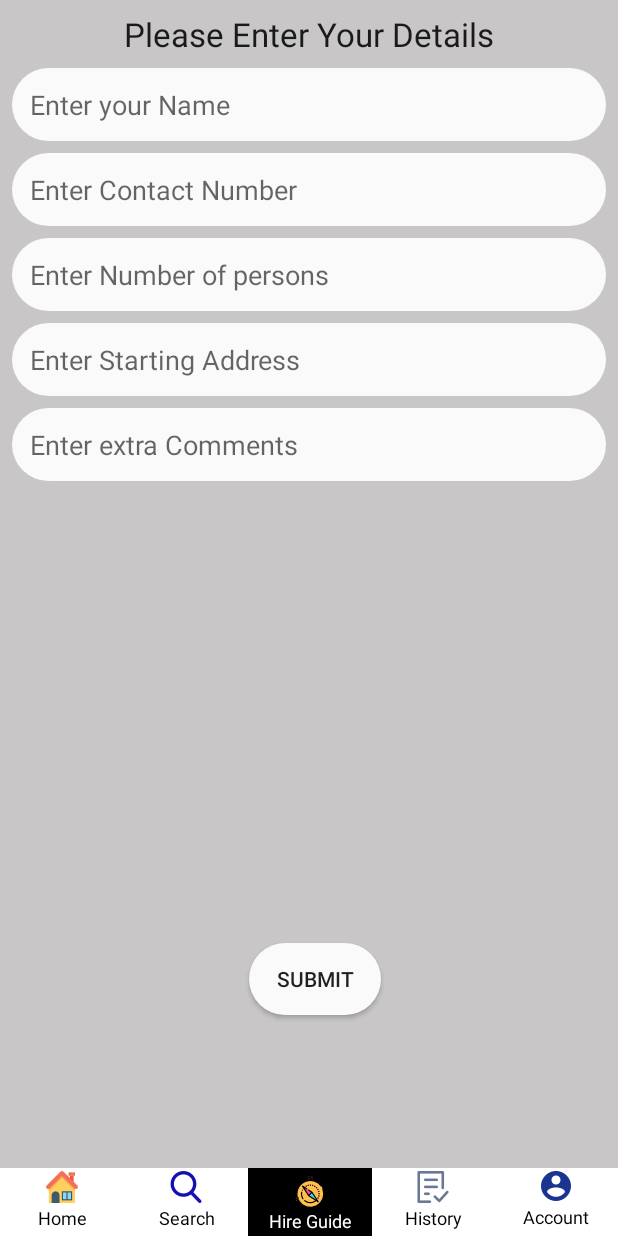
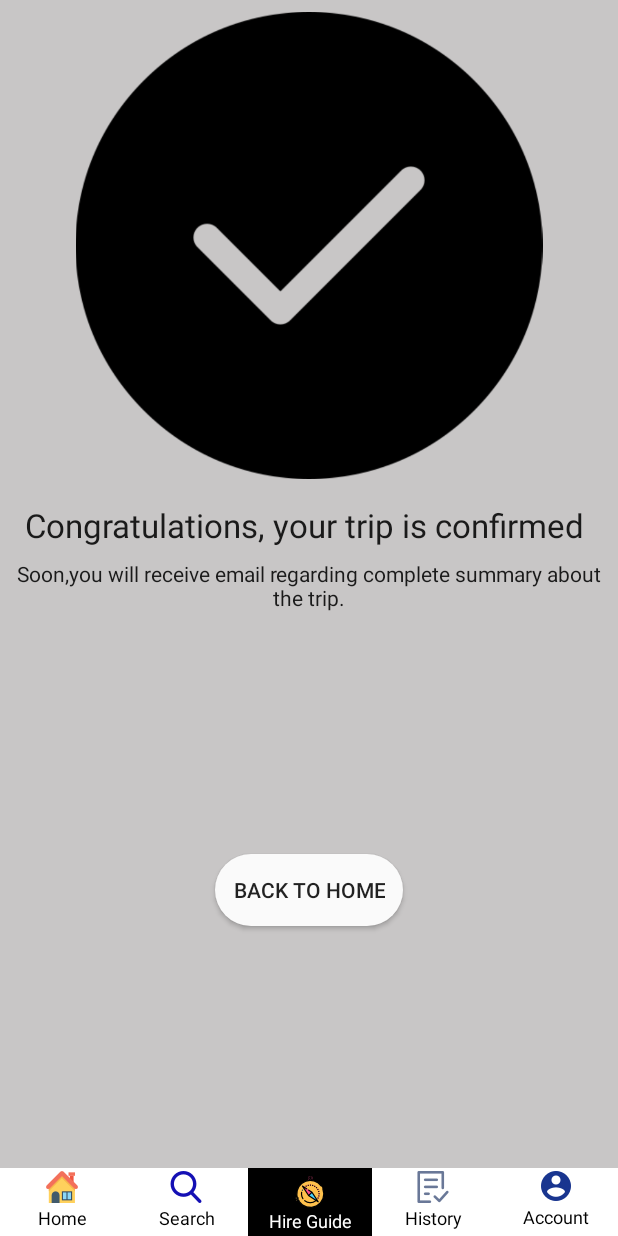
Before and after one commit to davemaharshi7/TravelBuddy, an Android app: the FillUserDetailsActivity screen opened directly, with no data from a screen before it, after a tap on "SUBMIT", on a phone screen of 412 x 824 dp. Run offline under Robolectric (Android 15) with nearby library versions, the phone set to English and light mode, and no system bars; our stand-ins replace Firebase (no records; nobody signed in at launch, a user with empty details on screens opened directly); 9 statements that could not run were skipped.

Commit message:
Email sending configured
Email sending completed

```diff
--- a/TravelGuide/app/build.gradle
+++ b/TravelGuide/app/build.gradle
@@ -29,6 +29,7 @@ dependencies {
     testImplementation 'junit:junit:4.12'
     androidTestImplementation 'com.android.support.test:runner:1.0.2'
     androidTestImplementation 'com.android.support.test.espresso:espresso-core:3.0.2'
+    implementation 'com.google.firebase:firebase-functions:16.3.0'
     implementation 'com.google.firebase:firebase-firestore:18.0.1'
     implementation 'com.google.firebase:firebase-auth:16.1.0'
     implementation 'com.google.firebase:firebase-core:16.0.6'
--- /dev/null
+++ b/TravelGuide/app/src/main/java/com/travelbuddy/travelguideapp/Activities/ConfirmActivity.java
@@ -0,0 +1,89 @@
+package com.travelbuddy.travelguideapp.Activities;
+
+import android.content.Intent;
+import android.support.annotation.NonNull;
+import android.support.constraint.ConstraintLayout;
+import android.support.v7.app.AppCompatActivity;
+import android.os.Bundle;
+import android.util.Log;
+import android.view.View;
+import android.widget.Button;
+import android.widget.EditText;
+import android.widget.RadioButton;
+import android.widget.RadioGroup;
+import android.widget.Toast;
+
+import com.google.android.gms.tasks.Continuation;
+import com.google.android.gms.tasks.OnCompleteListener;
+import com.google.android.gms.tasks.OnFailureListener;
+import com.google.android.gms.tasks.Task;
+import com.google.firebase.functions.FirebaseFunctions;
+import com.google.firebase.functions.HttpsCallableResult;
+import com.travelbuddy.travelguideapp.R;
+
+import java.util.HashMap;
+import java.util.Map;
+
+public class ConfirmActivity extends BaseActivity {
+    private FirebaseFunctions mFunctions;
+    ConstraintLayout dynamicContent,bottonNavBar;
+    private Button home;
+    @Override
+    protected void onCreate(Bundle savedInstanceState) {
+        super.onCreate(savedInstanceState);
+//        setContentView(R.layout.activity_confirm);
+        dynamicContent = (ConstraintLayout)  findViewById(R.id.dynamicContent);
+        bottonNavBar= (ConstraintLayout) findViewById(R.id.bottonNavBar);
+        View wizard = getLayoutInflater().inflate(R.layout.activity_confirm, dynamicContent);
+
+        RadioGroup rg=(RadioGroup)findViewById(R.id.radioGroup1);
+        RadioButton rb=(RadioButton)findViewById(R.id.hire_nav);
+        rb.setBackgroundColor(getResources().getColor(R.color.colorAccent));
+        rb.setTextColor(getResources().getColor(R.color.white));
+        home = findViewById(R.id.homeBtn);
+
+        Intent intent = getIntent();
+        String emailUser = intent.getStringExtra("emailUser");
+        String user_name= intent.getStringExtra("username");
+        String no_persons = intent.getStringExtra("persons");
+        String contact = intent.getStringExtra("contact");
+
+        mFunctions = FirebaseFunctions.getInstance();
+//        mFunctions.getHttpsCallable("")
+        addMessage(emailUser, user_name, no_persons, contact).addOnFailureListener(new OnFailureListener() {
+            @Override
+            public void onFailure(@NonNull Exception e) {
+                Log.d("DD","FAILED");
+            }
+        }).addOnCompleteListener(new OnCompleteListener() {
+            @Override
+            public void onComplete(@NonNull Task task) {
+                Toast.makeText(getApplicationContext(),"MAIL SEND",Toast.LENGTH_SHORT).show();
+            }
+        });
+
+        home.setOnClickListener(new View.OnClickListener() {
+            @Override
+            public void onClick(View v) {
+                Intent i = new Intent(getApplicationContext(),HomeActivity.class);
+                startActivity(i);
+                finish();
+            }
+        });
+
+    }
+    private Task addMessage(String emailUser,String user_name,String no_persons,String contact) {
+        // Create the arguments to the callable function.
+        Map<String, Object> data = new HashMap<>();
+        data.put("emailUser", emailUser);
+        data.put("username", user_name);
+        data.put("persons", no_persons);
+        data.put("contact", contact);
+        data.put("push", true);
+
+        return mFunctions
+                .getHttpsCallable("sendEmailToUser")
+                .call(data);
+    }
+
+}
--- a/TravelGuide/app/src/main/java/com/travelbuddy/travelguideapp/Activities/FillUserDetailsActivity.java
+++ b/TravelGuide/app/src/main/java/com/travelbuddy/travelguideapp/Activities/FillUserDetailsActivity.java
@@ -3,6 +3,7 @@ package com.travelbuddy.travelguideapp.Activities;
 import android.content.Context;
 import android.content.Intent;
 import android.content.SharedPreferences;
+import android.support.annotation.NonNull;
 import android.support.constraint.ConstraintLayout;
 import android.os.Bundle;
 import android.text.TextUtils;
@@ -10,13 +11,20 @@ import android.util.Log;
 import android.view.View;
 import android.widget.Button;
 import android.widget.EditText;
+import android.widget.ProgressBar;
 import android.widget.RadioButton;
 import android.widget.RadioGroup;
 import android.widget.Toast;
 
+import com.google.android.gms.tasks.OnCompleteListener;
+import com.google.android.gms.tasks.OnFailureListener;
+import com.google.android.gms.tasks.Task;
+import com.google.firebase.auth.FirebaseAuth;
+import com.google.firebase.auth.FirebaseUser;
 import com.google.firebase.firestore.DocumentReference;
 import com.google.firebase.firestore.FieldValue;
 import com.google.firebase.firestore.FirebaseFirestore;
+import com.google.firebase.functions.FirebaseFunctions;
 import com.travelbuddy.travelguideapp.Models.GuideDetails;
 import com.travelbuddy.travelguideapp.Models.HistoryDetails;
 import com.travelbuddy.travelguideapp.Models.Plan;
@@ -27,20 +35,24 @@ import java.util.Map;
 
 public class FillUserDetailsActivity extends BaseActivity {
     ConstraintLayout dynamicContent,bottonNavBar;
+    FirebaseFunctions mFunctions;
     SharedPreferences shared;
     EditText u_name;
     EditText u_contact;
     EditText u_address;
     EditText u_comments;
     EditText u_persons;
+    Button u_submit;
     String plan_id;
     String guide_id,uid;
     String user_name;
     Long contact;
     String address;
     String comments;
+    FirebaseUser currentFirebaseUser;
     Long persons;
     Button update_history;
+    private ProgressBar pg;
     FirebaseFirestore db=FirebaseFirestore.getInstance();
     public GuideDetails gd = new GuideDetails();
     public Plan pd = new Plan();
@@ -59,8 +71,11 @@ public class FillUserDetailsActivity extends BaseActivity {
         u_persons=findViewById(R.id.u_persons);
         u_address=findViewById(R.id.u_address);
         u_comments=findViewById(R.id.u_comments);
+        u_submit = findViewById(R.id.u_submit);
         u_contact=findViewById(R.id.u_contact);
+        pg = findViewById(R.id.progressBar3);
         update_history=(Button)findViewById(R.id.u_submit);
+        pg.setVisibility(View.INVISIBLE);
         shared = getSharedPreferences("Travel_Data",Context.MODE_PRIVATE);
         RadioGroup rg=(RadioGroup)findViewById(R.id.radioGroup1);
         RadioButton rb=(RadioButton)findViewById(R.id.hire_nav);
@@ -82,6 +97,8 @@ public class FillUserDetailsActivity extends BaseActivity {
         editor.commit();
 
         Log.d("MMMM",guide_id+"  "+plan_id);
+        mFunctions = FirebaseFunctions.getInstance();
+        currentFirebaseUser = FirebaseAuth.getInstance().getCurrentUser() ;
 
     }
 
@@ -89,6 +106,8 @@ public class FillUserDetailsActivity extends BaseActivity {
     public void UpdateHistory(View view)
     {
         //HistoryDetails hd;
+        u_submit.setVisibility(View.INVISIBLE);
+        pg.setVisibility(View.VISIBLE);
         user_name=u_name.getText().toString();
         contact= Long.parseLong(u_contact.getText().toString());
         address=u_address.getText().toString();
@@ -131,6 +150,31 @@ public class FillUserDetailsActivity extends BaseActivity {
 //            // [START_EXCLUDE]
 //        });
         db.collection("History").add(hd);
-        Toast.makeText(FillUserDetailsActivity.this,"Your trip is calculated",Toast.LENGTH_SHORT).show();
+        String email = currentFirebaseUser.getEmail();
+        Log.d("EMAIL",email);
+
+//        Toast.makeText(FillUserDetailsActivity.this,"Your trip is calculated",Toast.LENGTH_SHORT).show();
+        Intent intent = new Intent(getApplicationContext(),ConfirmActivity.class);
+        intent.putExtra("emailUser",email);
+        intent.putExtra("username",user_name);
+        intent.putExtra("persons",persons.toString());
+        intent.putExtra("contact",contact.toString());
+
+        startActivity(intent);
+        finish();
     }
+//    private Task addMessage(String emailUser,String user_name,String no_persons,String contact) {
+//        // Create the arguments to the callable function.
+//        Map<String, Object> data = new HashMap<>();
+//        data.put("emailUser", emailUser);
+//        data.put("username", user_name);
+//        data.put("persons", no_persons);
+//        data.put("contact", contact);
+//
+//        data.put("push", true);
+//
+//        return mFunctions
+//                .getHttpsCallable("sendEmailToUser")
+//                .call(data);
+//    }
 }
--- a/TravelGuide/app/src/main/java/com/travelbuddy/travelguideapp/Activities/SelectionLoginMethod.java
+++ b/TravelGuide/app/src/main/java/com/travelbuddy/travelguideapp/Activities/SelectionLoginMethod.java
@@ -51,7 +51,7 @@ public class SelectionLoginMethod extends AppCompatActivity {
         FirebaseUser user = mAuth.getCurrentUser();
         if(user != null){
             //user is already connected so we need to redirect to home page
-            Intent i = new Intent(getApplicationContext(),BaseActivity.class);
+            Intent i = new Intent(getApplicationContext(),HomeActivity.class);
             startActivity(i);
             finish();
             return;
--- /dev/null
+++ b/TravelGuide/app/src/main/res/layout/activity_confirm.xml
@@ -0,0 +1,72 @@
+<?xml version="1.0" encoding="utf-8"?>
+<android.support.constraint.ConstraintLayout xmlns:android="http://schemas.android.com/apk/res/android"
+    xmlns:app="http://schemas.android.com/apk/res-auto"
+    xmlns:tools="http://schemas.android.com/tools"
+    android:layout_width="match_parent"
+    android:layout_height="match_parent"
+    tools:context=".Activities.ConfirmActivity"
+    android:background="@color/colorBackground">
+
+    <android.support.constraint.Guideline
+        android:id="@+id/guideline14"
+        android:layout_width="wrap_content"
+        android:layout_height="wrap_content"
+        android:orientation="horizontal"
+        app:layout_constraintGuide_percent="0.42" />
+
+    <ImageView
+        android:id="@+id/imageView6"
+        android:layout_width="0dp"
+        android:layout_height="0dp"
+        android:layout_marginStart="8dp"
+        android:layout_marginTop="8dp"
+        android:layout_marginEnd="8dp"
+        android:layout_marginBottom="8dp"
+        app:layout_constraintBottom_toTopOf="@+id/guideline14"
+        app:layout_constraintEnd_toEndOf="parent"
+        app:layout_constraintStart_toStartOf="parent"
+        app:layout_constraintTop_toTopOf="parent"
+        app:srcCompat="@drawable/verified" />
+
+    <TextView
+        android:id="@+id/textView13"
+        android:layout_width="wrap_content"
+        android:layout_height="wrap_content"
+        android:layout_marginStart="8dp"
+        android:layout_marginTop="8dp"
+        android:layout_marginEnd="8dp"
+        android:text="Congratulations, your trip is confirmed "
+        android:textAppearance="@style/TextAppearance.AppCompat.Large"
+        app:layout_constraintEnd_toEndOf="parent"
+        app:layout_constraintStart_toStartOf="parent"
+        app:layout_constraintTop_toTopOf="@+id/guideline14" />
+
+    <TextView
+        android:id="@+id/textView14"
+        android:layout_width="wrap_content"
+        android:layout_height="wrap_content"
+        android:layout_marginStart="8dp"
+        android:layout_marginTop="8dp"
+        android:layout_marginEnd="8dp"
+        android:text="Soon,you will receive email regarding complete summary about the trip."
+        android:textAlignment="center"
+        android:textAppearance="@style/TextAppearance.AppCompat.Body1"
+        app:layout_constraintEnd_toEndOf="parent"
+        app:layout_constraintStart_toStartOf="parent"
+        app:layout_constraintTop_toBottomOf="@+id/textView13" />
+
+    <Button
+        android:id="@+id/homeBtn"
+        android:layout_width="wrap_content"
+        android:layout_height="wrap_content"
+        android:layout_marginStart="8dp"
+        android:layout_marginTop="8dp"
+        android:layout_marginEnd="8dp"
+        android:layout_marginBottom="8dp"
+        android:background="@drawable/register_editext_style"
+        android:text="Back to Home"
+        app:layout_constraintBottom_toBottomOf="parent"
+        app:layout_constraintEnd_toEndOf="parent"
+        app:layout_constraintStart_toStartOf="parent"
+        app:layout_constraintTop_toBottomOf="@+id/textView14" />
+</android.support.constraint.ConstraintLayout>
--- a/TravelGuide/app/src/main/res/layout/activity_fill_user_details.xml
+++ b/TravelGuide/app/src/main/res/layout/activity_fill_user_details.xml
@@ -120,4 +120,14 @@
         app:layout_constraintEnd_toEndOf="parent"
         app:layout_constraintStart_toStartOf="parent"
         app:layout_constraintTop_toTopOf="@+id/guideline13" />
+
+    <ProgressBar
+        android:id="@+id/progressBar3"
+        style="?android:attr/progressBarStyle"
+        android:layout_width="49dp"
+        android:layout_height="wrap_content"
+        app:layout_constraintBottom_toBottomOf="@+id/u_submit"
+        app:layout_constraintEnd_toEndOf="@+id/u_submit"
+        app:layout_constraintStart_toStartOf="@+id/u_submit"
+        app:layout_constraintTop_toTopOf="@+id/u_submit" />
 </android.support.constraint.ConstraintLayout>
```
Also changed, not shown: TravelGuide/app/src/main/AndroidManifest.xml (+12 -7 lines), TravelGuide/app/src/main/res/drawable/verified.png (added).
